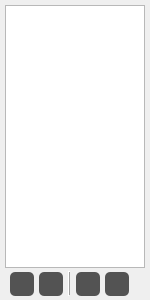
hash1018/Raina, file Ui/DockWidget/SourceWidget.ui: the form before one commit.
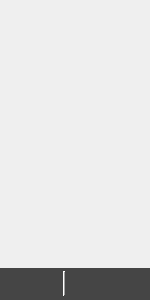
The form after the commit. Icons and pictures are not drawn.

Patch:
```diff
--- a/Ui/DockWidget/SourceWidget.ui
+++ b/Ui/DockWidget/SourceWidget.ui
@@ -22,8 +22,18 @@
   <property name="styleSheet">
    <string notr="true">
 
+QWidget#buttonWidget{
+    background-color:#454545;
+}
+
+QListWidget {
+    background-color:transparent;
+    border:0px;
+    
+}
+
 QPushButton {
-    background-color: #535353;
+    background-color: transparent;
     border: 0px;
     border-radius: 5px;
     color:white;
@@ -63,13 +73,13 @@
     <number>0</number>
    </property>
    <property name="leftMargin">
-    <number>5</number>
+    <number>0</number>
    </property>
    <property name="topMargin">
-    <number>5</number>
+    <number>1</number>
    </property>
    <property name="rightMargin">
-    <number>5</number>
+    <number>0</number>
    </property>
    <property name="bottomMargin">
     <number>0</number>
```
